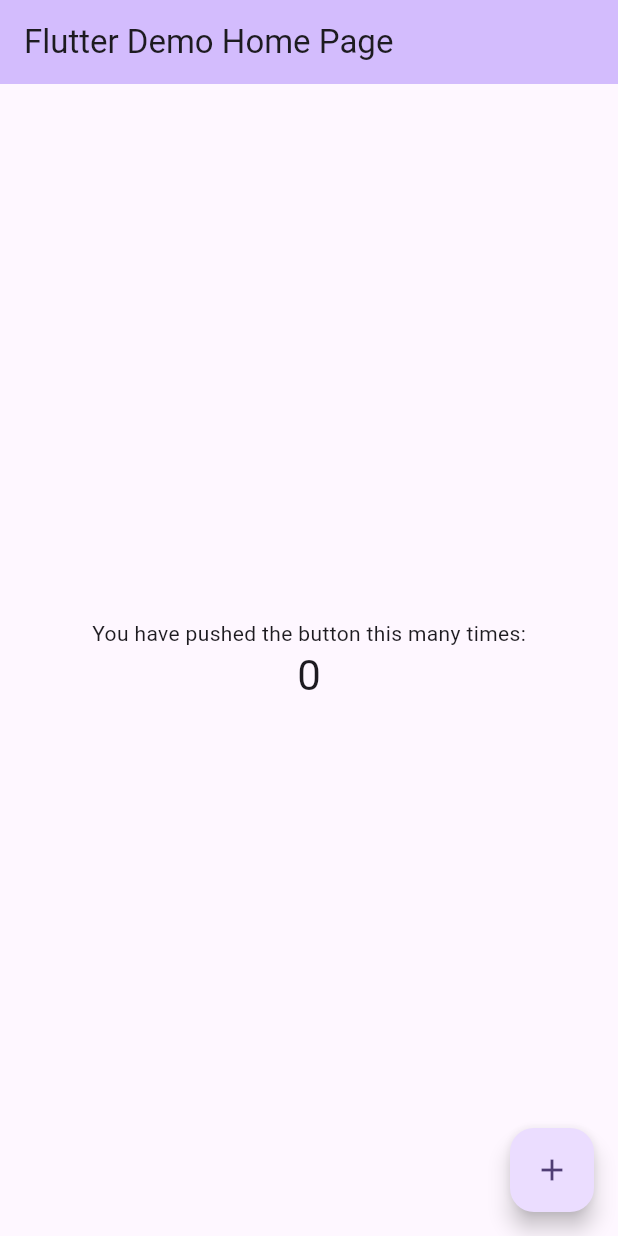
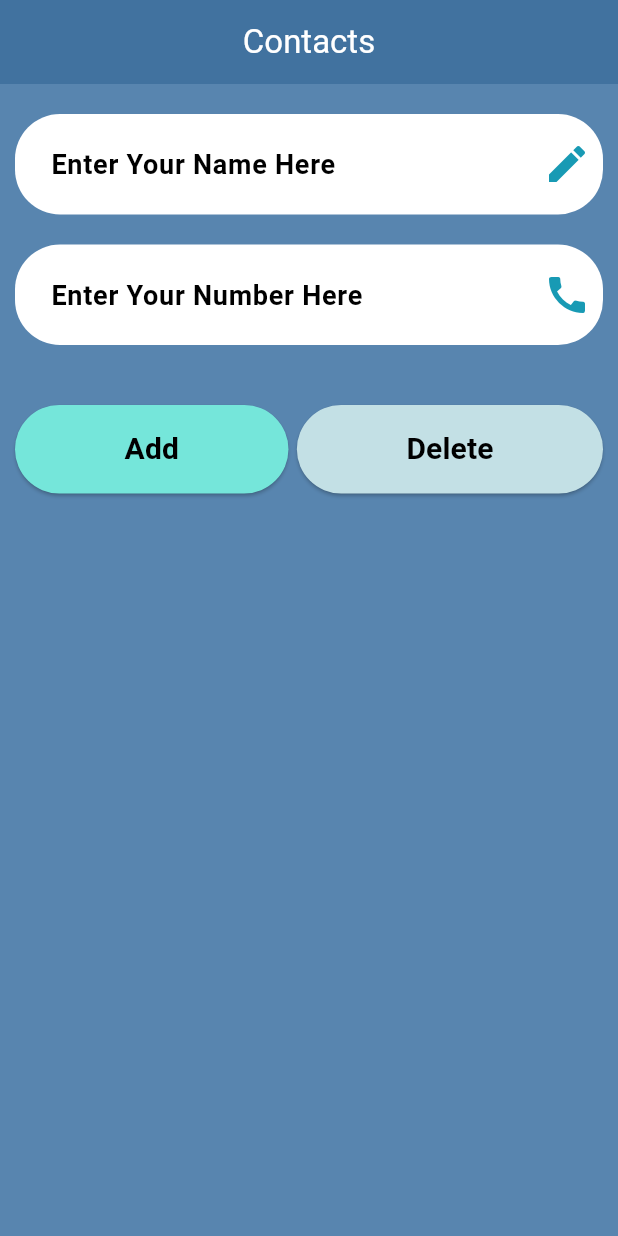
Before and after one commit to MostafaGaber135/contacts, a Flutter app: the screen it shows after launch, on a phone screen of 412 x 824 dp. Run offline on Flutter 3.47's test engine with Material 3 defaults, Android fonts, the phone set to English and light mode, and no system bars.

Commit message:
finish the project

```diff
--- a/lib/main.dart
+++ b/lib/main.dart
@@ -1,3 +1,4 @@
+import 'package:contact_app/screens/contacts_screen.dart';
 import 'package:flutter/material.dart';
 
 void main() {
@@ -6,120 +7,11 @@ void main() {
 
 class MyApp extends StatelessWidget {
   const MyApp({super.key});
-
-  // This widget is the root of your application.
   @override
   Widget build(BuildContext context) {
-    return MaterialApp(
-      title: 'Flutter Demo',
-      theme: ThemeData(
-        // This is the theme of your application.
-        //
-        // TRY THIS: Try running your application with "flutter run". You'll see
-        // the application has a purple toolbar. Then, without quitting the app,
-        // try changing the seedColor in the colorScheme below to Colors.green
-        // and then invoke "hot reload" (save your changes or press the "hot
-        // reload" button in a Flutter-supported IDE, or press "r" if you used
-        // the command line to start the app).
-        //
-        // Notice that the counter didn't reset back to zero; the application
-        // state is not lost during the reload. To reset the state, use hot
-        // restart instead.
-        //
-        // This works for code too, not just values: Most code changes can be
-        // tested with just a hot reload.
-        colorScheme: ColorScheme.fromSeed(seedColor: Colors.deepPurple),
-        useMaterial3: true,
-      ),
-      home: const MyHomePage(title: 'Flutter Demo Home Page'),
+    return const MaterialApp(
+      debugShowCheckedModeBanner: false,
+      home: ContactsScreen(),
     );
   }
 }
-
-class MyHomePage extends StatefulWidget {
-  const MyHomePage({super.key, required this.title});
-
-  // This widget is the home page of your application. It is stateful, meaning
-  // that it has a State object (defined below) that contains fields that affect
-  // how it looks.
-
-  // This class is the configuration for the state. It holds the values (in this
-  // case the title) provided by the parent (in this case the App widget) and
-  // used by the build method of the State. Fields in a Widget subclass are
-  // always marked "final".
-
-  final String title;
-
-  @override
-  State<MyHomePage> createState() => _MyHomePageState();
-}
-
-class _MyHomePageState extends State<MyHomePage> {
-  int _counter = 0;
-
-  void _incrementCounter() {
-    setState(() {
-      // This call to setState tells the Flutter framework that something has
-      // changed in this State, which causes it to rerun the build method below
-      // so that the display can reflect the updated values. If we changed
-      // _counter without calling setState(), then the build method would not be
-      // called again, and so nothing would appear to happen.
-      _counter++;
-    });
-  }
-
-  @override
-  Widget build(BuildContext context) {
-    // This method is rerun every time setState is called, for instance as done
-    // by the _incrementCounter method above.
-    //
-    // The Flutter framework has been optimized to make rerunning build methods
-    // fast, so that you can just rebuild anything that needs updating rather
-    // than having to individually change instances of widgets.
-    return Scaffold(
-      appBar: AppBar(
-        // TRY THIS: Try changing the color here to a specific color (to
-        // Colors.amber, perhaps?) and trigger a hot reload to see the AppBar
-        // change color while the other colors stay the same.
-        backgroundColor: Theme.of(context).colorScheme.inversePrimary,
-        // Here we take the value from the MyHomePage object that was created by
-        // the App.build method, and use it to set our appbar title.
-        title: Text(widget.title),
-      ),
-      body: Center(
-        // Center is a layout widget. It takes a single child and positions it
-        // in the middle of the parent.
-        child: Column(
-          // Column is also a layout widget. It takes a list of children and
-          // arranges them vertically. By default, it sizes itself to fit its
-          // children horizontally, and tries to be as tall as its parent.
-          //
-          // Column has various properties to control how it sizes itself and
-          // how it positions its children. Here we use mainAxisAlignment to
-          // center the children vertically; the main axis here is the vertical
-          // axis because Columns are vertical (the cross axis would be
-          // horizontal).
-          //
-          // TRY THIS: Invoke "debug painting" (choose the "Toggle Debug Paint"
-          // action in the IDE, or press "p" in the console), to see the
-          // wireframe for each widget.
-          mainAxisAlignment: MainAxisAlignment.center,
-          children: <Widget>[
-            const Text(
-              'You have pushed the button this many times:',
-            ),
-            Text(
-              '$_counter',
-              style: Theme.of(context).textTheme.headlineMedium,
-            ),
-          ],
-        ),
-      ),
-      floatingActionButton: FloatingActionButton(
-        onPressed: _incrementCounter,
-        tooltip: 'Increment',
-        child: const Icon(Icons.add),
-      ), // This trailing comma makes auto-formatting nicer for build methods.
-    );
-  }
-}
--- /dev/null
+++ b/lib/screens/contacts_screen.dart
@@ -0,0 +1,141 @@
+import 'package:contact_app/widgets/custom_button.dart';
+import 'package:contact_app/widgets/custom_container.dart';
+import 'package:contact_app/widgets/custom_text_field.dart';
+import 'package:flutter/material.dart';
+
+class ContactsScreen extends StatefulWidget {
+  const ContactsScreen({super.key});
+
+  @override
+  State<ContactsScreen> createState() => _ContactsScreenState();
+}
+
+class _ContactsScreenState extends State<ContactsScreen> {
+  final TextEditingController nameController = TextEditingController();
+  final TextEditingController phoneController = TextEditingController();
+  List<Map<String, String>> contacts = [];
+  final bool isFirstVisible = false;
+  final bool isSecondVisible = false;
+  final bool isThirdVisible = false;
+
+  void addContact() {
+    if (contacts.length < 3) {
+      final String name = nameController.text;
+      final String phone = phoneController.text;
+      if (name.isNotEmpty && phone.isNotEmpty) {
+        setState(() {
+          contacts.add({
+            'name': name,
+            'phone': phone,
+          });
+        });
+        nameController.clear();
+        phoneController.clear();
+      }
+    }
+  }
+
+  void deleteContact() {
+    if (contacts.isNotEmpty) {
+      setState(() {
+        contacts.removeLast();
+      });
+    }
+  }
+
+  @override
+  Widget build(BuildContext context) {
+    return Scaffold(
+      resizeToAvoidBottomInset: false,
+      backgroundColor: const Color(
+        0XFF5885af,
+      ),
+      appBar: AppBar(
+        backgroundColor: const Color(
+          0XFF41729f,
+        ),
+        title: const Text(
+          'Contacts',
+          style: TextStyle(
+            color: Colors.white,
+          ),
+        ),
+        centerTitle: true,
+      ),
+      body: Padding(
+        padding: const EdgeInsets.symmetric(
+          horizontal: 10,
+          vertical: 20,
+        ),
+        child: Column(
+          children: [
+            CustomTextField(
+              controller: nameController,
+              hintText: 'Enter Your Name Here',
+              icon: Icons.edit,
+            ),
+            const SizedBox(height: 20),
+            CustomTextField(
+              controller: phoneController,
+              isNumeric: true,
+              hintText: 'Enter Your Number Here',
+              icon: Icons.call,
+            ),
+            const SizedBox(height: 20),
+            Padding(
+              padding: const EdgeInsets.symmetric(vertical: 20),
+              child: Row(
+                children: [
+                  CustomButton(
+                    onPressed: addContact,
+                    text: 'Add',
+                    color: const Color(
+                      0XFF75e6da,
+                    ),
+                  ),
+                  const Spacer(),
+                  CustomButton(
+                    onPressed: deleteContact,
+                    text: 'Delete',
+                    color: const Color(
+                      0XFFc3e0e5,
+                    ),
+                  ),
+                ],
+              ),
+            ),
+            const SizedBox(
+              height: 30,
+            ),
+            if (contacts.isNotEmpty)
+              Visibility(
+                visible: !isFirstVisible,
+                child: CustomContainer(
+                  name: contacts[0]['name']!,
+                  phone: contacts[0]['phone']!,
+                ),
+              ),
+            const SizedBox(height: 30),
+            if (contacts.length > 1)
+              Visibility(
+                visible: !isSecondVisible,
+                child: CustomContainer(
+                  name: contacts[1]['name']!,
+                  phone: contacts[1]['phone']!,
+                ),
+              ),
+            const SizedBox(height: 30),
+            if (contacts.length > 2)
+              Visibility(
+                visible: !isThirdVisible,
+                child: CustomContainer(
+                  name: contacts[2]['name']!,
+                  phone: contacts[2]['phone']!,
+                ),
+              ),
+          ],
+        ),
+      ),
+    );
+  }
+}
--- /dev/null
+++ b/lib/widgets/custom_button.dart
@@ -0,0 +1,34 @@
+import 'package:flutter/material.dart';
+
+class CustomButton extends StatelessWidget {
+  const CustomButton({
+    super.key,
+    required this.text,
+    required this.color,
+    required this.onPressed,
+  });
+  final String text;
+  final Color color;
+  final VoidCallback onPressed;
+  @override
+  Widget build(BuildContext context) {
+    return ElevatedButton(
+      style: ElevatedButton.styleFrom(
+        foregroundColor: Colors.black,
+        backgroundColor: color,
+        padding: const EdgeInsets.symmetric(
+          horizontal: 73,
+          vertical: 15,
+        ),
+      ),
+      onPressed: onPressed,
+      child: Text(
+        text,
+        style: const TextStyle(
+          fontSize: 20,
+          fontWeight: FontWeight.bold,
+        ),
+      ),
+    );
+  }
+}
--- /dev/null
+++ b/lib/widgets/custom_container.dart
@@ -0,0 +1,41 @@
+import 'package:contact_app/widgets/custom_text.dart';
+import 'package:flutter/material.dart';
+
+class CustomContainer extends StatelessWidget {
+  const CustomContainer({
+    super.key,
+    required this.name,
+    required this.phone,
+  });
+  final String name, phone;
+  @override
+  Widget build(BuildContext context) {
+    return Container(
+      height: 100,
+      width: double.infinity,
+      decoration: BoxDecoration(
+        color: Colors.white,
+        borderRadius: BorderRadius.circular(
+          35,
+        ),
+      ),
+      child:  Padding(
+        padding: const EdgeInsets.symmetric(
+          vertical: 20,
+          horizontal: 40,
+        ),
+        child: Column(
+          crossAxisAlignment: CrossAxisAlignment.start,
+          children: [
+            CustomText(
+              text: 'Name : $name',
+            ),
+            CustomText(
+              text: 'Phone : $phone',
+            ),
+          ],
+        ),
+      ),
+    );
+  }
+}
--- /dev/null
+++ b/lib/widgets/custom_text.dart
@@ -0,0 +1,15 @@
+import 'package:flutter/material.dart';
+
+class CustomText extends StatelessWidget {
+  const CustomText({super.key, required this.text});
+  final String text;
+  @override
+  Widget build(BuildContext context) {
+    return Text(
+      text,
+      style: const TextStyle(
+        fontSize: 20,
+      ),
+    );
+  }
+}
--- /dev/null
+++ b/lib/widgets/custom_text_field.dart
@@ -0,0 +1,49 @@
+import 'package:flutter/material.dart';
+
+class CustomTextField extends StatelessWidget {
+  const CustomTextField({
+    super.key,
+    required this.hintText,
+    required this.icon,
+    this.isNumeric = false,
+    required this.controller,
+  });
+  final String hintText;
+  final IconData icon;
+  final bool isNumeric;
+  final TextEditingController controller;
+  @override
+  Widget build(BuildContext context) {
+    return TextField(
+      controller: controller,
+      keyboardType: isNumeric ? TextInputType.number : TextInputType.text,
+      decoration: InputDecoration(
+        filled: true,
+        fillColor: Colors.white,
+        hintText: hintText,
+        hintStyle: const TextStyle(
+          color: Colors.black,
+          fontWeight: FontWeight.bold,
+          fontSize: 18,
+        ),
+        suffixIcon: Icon(
+          icon,
+          color: const Color(
+            0XFF189ab4,
+          ),
+          size: 32,
+        ),
+        border: OutlineInputBorder(
+          borderRadius: BorderRadius.circular(
+            30,
+          ),
+          borderSide: BorderSide.none,
+        ),
+        contentPadding: const EdgeInsets.symmetric(
+          horizontal: 20,
+          vertical: 20,
+        ),
+      ),
+    );
+  }
+}
--- a/pubspec.yaml
+++ b/pubspec.yaml
@@ -1,4 +1,4 @@
-name: contacts_app
+name: contact_app
 description: "A new Flutter project."
 # The following line prevents the package from being accidentally published to
 # pub.dev using `flutter pub publish`. This is preferred for private packages.
```
Also changed, not shown: 22 other files.
